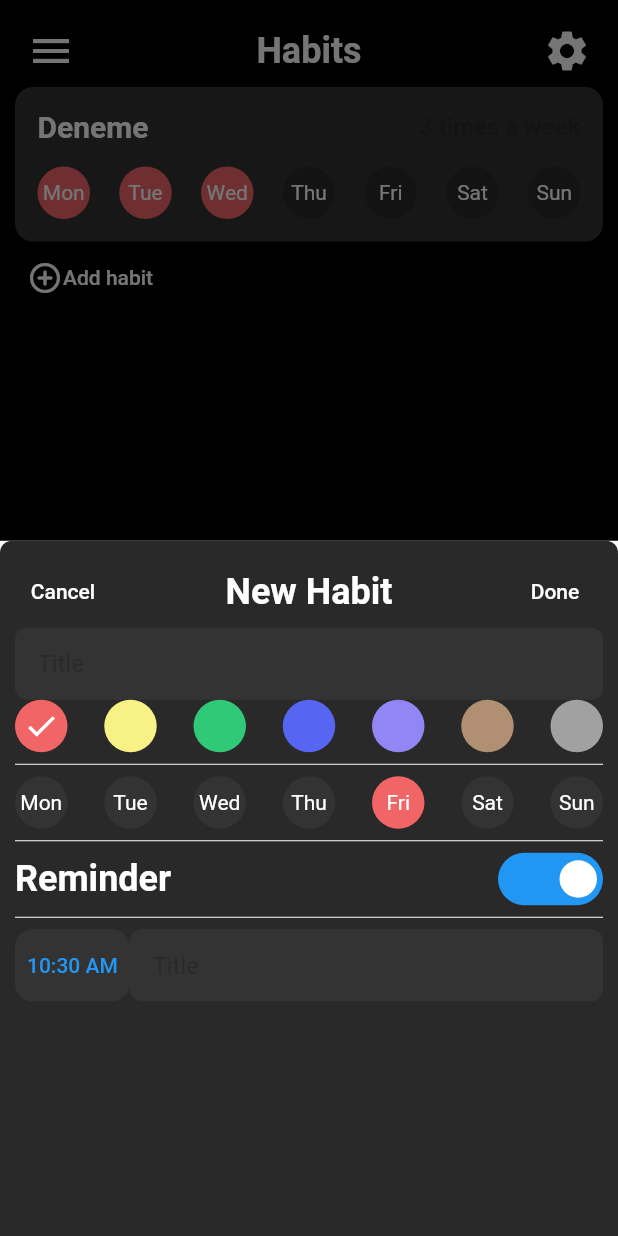
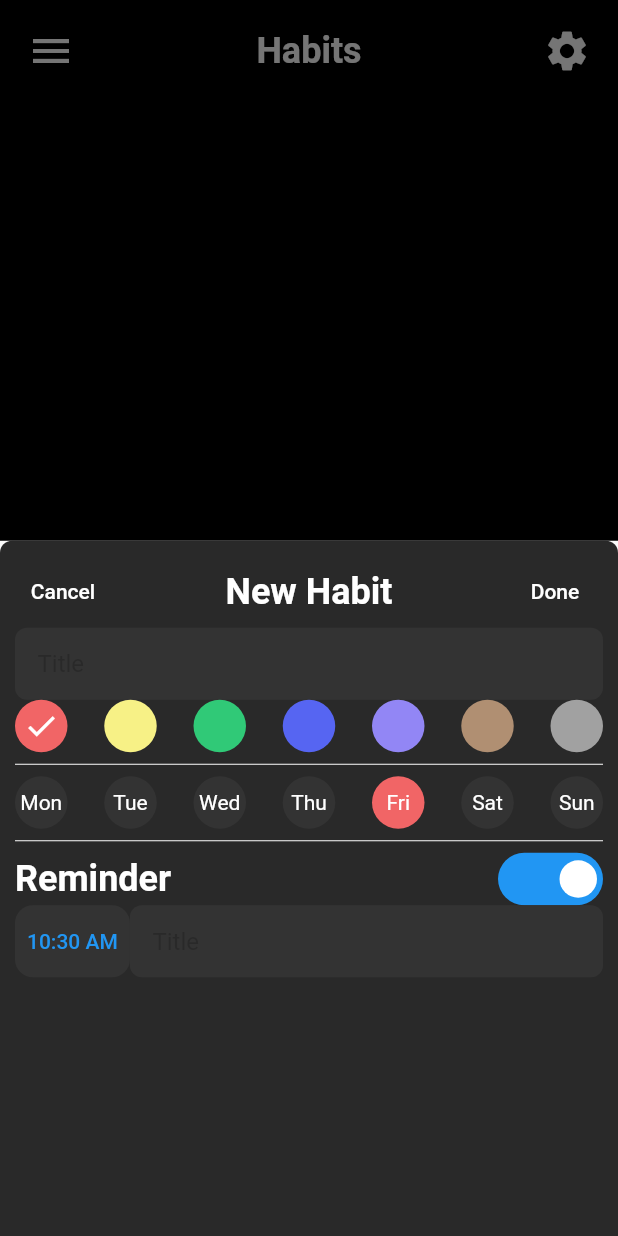
Before and after one commit to TolgaKT/haby, a Flutter app: the screen it shows after launch, after a tap on "Add habit", on a phone screen of 412 x 824 dp. Run offline on Flutter 3.47's test engine with Material 2 defaults, Android fonts, the phone set to English and light mode, and no system bars; drawn by our look-alikes of flutter_switch.

Commit message:
habit list

```diff
--- a/lib/components/day_picker.dart
+++ b/lib/components/day_picker.dart
@@ -2,7 +2,10 @@ import 'package:flutter/material.dart';
 import 'package:haby/constants.dart';
 
 class CustomDayPicker extends StatefulWidget {
-  const CustomDayPicker({Key? key}) : super(key: key);
+  final ValueChanged<List<int>> parentAction;
+
+  const CustomDayPicker({Key? key, required this.parentAction})
+      : super(key: key);
 
   @override
   _CustomDayPickerState createState() => _CustomDayPickerState();
@@ -18,7 +21,7 @@ class _CustomDayPickerState extends State<CustomDayPicker> {
     'Sat': 6,
     'Sun': 7
   };
-  List<int> selectedDays = [DateTime.now().weekday];
+  List<int> _selectedDays = [DateTime.now().weekday];
 
   @override
   Widget build(BuildContext context) {
@@ -27,13 +30,15 @@ class _CustomDayPickerState extends State<CustomDayPicker> {
         children: days.entries
             .map((e) => GestureDetector(
                   onTap: () {
-                    if (selectedDays.contains(e.value)) {
+                    if (_selectedDays.contains(e.value)) {
                       setState(() {
-                        selectedDays.remove(e.value);
+                        _selectedDays.remove(e.value);
+                        widget.parentAction(_selectedDays);
                       });
                     } else {
                       setState(() {
-                        selectedDays.add(e.value);
+                        _selectedDays.add(e.value);
+                        widget.parentAction(_selectedDays);
                       });
                     }
                   },
@@ -41,14 +46,14 @@ class _CustomDayPickerState extends State<CustomDayPicker> {
                     height: 35,
                     width: 35,
                     decoration: BoxDecoration(
-                        color: selectedDays.contains(e.value)
+                        color: _selectedDays.contains(e.value)
                             ? kColorMap['red']
                             : kHabitTileBackgroundColor,
                         shape: BoxShape.circle),
                     child: Center(
                         child: Text(
                       e.key,
-                      style: TextStyle(color: Colors.white),
+                      style: const TextStyle(color: Colors.white),
                     )),
                   ),
                 ))
--- a/lib/components/habit_adder.dart
+++ b/lib/components/habit_adder.dart
@@ -4,6 +4,8 @@ import 'package:haby/components/color_picker.dart';
 import 'package:haby/components/custom_text_field.dart';
 import 'package:haby/components/day_picker.dart';
 import 'package:haby/constants.dart';
+import 'package:haby/controllers/habit_controller.dart';
+import 'package:haby/model/class_models/habit_model.dart';
 
 class HabitAdder extends StatefulWidget {
   const HabitAdder({Key? key}) : super(key: key);
@@ -17,14 +19,20 @@ class _HabitAdderState extends State<HabitAdder> {
   final TextEditingController _titleController = TextEditingController();
   late FocusNode _textNode;
   final TextEditingController _textController = TextEditingController();
-  int _frequency = 1;
   bool _shouldRemind = true;
   TimeOfDay _selectedTime = TimeOfDay.now();
   String _selectedColor = 'red';
+  List<int> _selectedDays = [DateTime.now().weekday];
 
   void _updateColor(String newColor) {
     setState(() {
       _selectedColor = newColor;
+    });
+  }
+
+  void _updateSelectedDays(List<int> days) {
+    setState(() {
+      _selectedDays = days;
     });
   }
 
@@ -75,6 +83,17 @@ class _HabitAdderState extends State<HabitAdder> {
               ),
               TextButton(
                   onPressed: () {
+                    HabitController.addHabit(
+                        Habit(
+                            frequency: _selectedDays.length,
+                            habitColor: _selectedColor,
+                            habitDays: _selectedDays,
+                            habitName: _titleController.text,
+                            shouldRemind: _shouldRemind,
+                            reminderText: _textController.text,
+                            remindTime: _selectedTime,
+                            habitId: 1),
+                        context);
                     Navigator.pop(context);
                   },
                   child: const Text(
@@ -88,7 +107,9 @@ class _HabitAdderState extends State<HabitAdder> {
           const Divider(
             color: Colors.white,
           ),
-          const CustomDayPicker(),
+          CustomDayPicker(
+            parentAction: _updateSelectedDays,
+          ),
           const Divider(
             color: Colors.white,
           ),
@@ -108,9 +129,6 @@ class _HabitAdderState extends State<HabitAdder> {
                   })
             ],
           ),
-          const Divider(
-            color: Colors.white,
-          ),
           Row(
             children: [
               Container(
@@ -119,7 +137,7 @@ class _HabitAdderState extends State<HabitAdder> {
                     color: kHabitTileBackgroundColor),
                 child: TextButton(
                   child: Text(_selectedTime.format(context).toString()),
-                  onPressed: () {},
+                  onPressed: () async {},
                 ),
               ),
               Flexible(
--- /dev/null
+++ b/lib/components/habit_list.dart
@@ -0,0 +1,31 @@
+import 'package:flutter/material.dart';
+import 'package:haby/components/habit_tile.dart';
+import 'package:haby/model/class_data/habit_data.dart';
+import 'package:haby/model/class_models/habit_model.dart';
+import 'package:provider/provider.dart';
+
+class HabitList extends StatefulWidget {
+  const HabitList({Key? key}) : super(key: key);
+  @override
+  _HabitListState createState() => _HabitListState();
+}
+
+class _HabitListState extends State<HabitList> {
+  @override
+  Widget build(BuildContext context) {
+    return Consumer<HabitData>(
+      builder: (context, habitData, child) {
+        return ListView.builder(
+          shrinkWrap: true,
+          itemCount: habitData.habitCount,
+          itemBuilder: (context, index) {
+            Habit habit = habitData.habits[index];
+            return HabitTile(
+              habit: habit,
+            );
+          },
+        );
+      },
+    );
+  }
+}
--- a/lib/main.dart
+++ b/lib/main.dart
@@ -1,5 +1,8 @@
 import 'package:flutter/material.dart';
 import 'package:haby/views/habits_screen.dart';
+import 'package:provider/provider.dart';
+
+import 'model/class_data/habit_data.dart';
 
 void main() {
   runApp(const MyApp());
@@ -11,6 +14,10 @@ class MyApp extends StatelessWidget {
   // This widget is the root of your application.
   @override
   Widget build(BuildContext context) {
-    return const MaterialApp(home: HabitsScreen());
+    return MultiProvider(providers: [
+      ChangeNotifierProvider<HabitData>(
+        create: (context) => HabitData(),
+      ),
+    ], child: const MaterialApp(home: HabitsScreen()));
   }
 }
--- a/lib/views/habits_screen.dart
+++ b/lib/views/habits_screen.dart
@@ -1,12 +1,10 @@
 import 'package:flutter/material.dart';
 import 'package:haby/components/habit_adder.dart';
-import 'package:haby/components/habit_tile.dart';
+import 'package:haby/components/habit_list.dart';
 import 'package:haby/constants.dart';
-import 'package:haby/model/class_models/habit_model.dart';
 
 class HabitsScreen extends StatelessWidget {
   const HabitsScreen({Key? key}) : super(key: key);
-
   @override
   Widget build(BuildContext context) {
     return Scaffold(
@@ -16,7 +14,7 @@ class HabitsScreen extends StatelessWidget {
         padding: const EdgeInsets.all(10),
         child: Center(
           child: Column(
-            crossAxisAlignment: CrossAxisAlignment.center,
+            crossAxisAlignment: CrossAxisAlignment.end,
             children: [
               Row(
                 mainAxisAlignment: MainAxisAlignment.spaceBetween,
@@ -41,18 +39,12 @@ class HabitsScreen extends StatelessWidget {
                       ))
                 ],
               ),
-              HabitTile(
-                habit: Habit(
-                    habitColor: 'red',
-                    habitDays: [1, 2, 3],
-                    habitId: 1,
-                    habitName: 'Deneme',
-                    shouldRemind: false,
-                    reminderText: 'asd',
-                    remindTime: TimeOfDay.now(),
-                    frequency: [1, 2, 3].length),
+              const Expanded(
+                child: HabitList(),
               ),
-              TextButton(
+              SizedBox(
+                width: 120,
+                child: TextButton(
                     onPressed: () {
                       showModalBottomSheet(
                           context: context,
@@ -71,7 +63,8 @@ class HabitsScreen extends StatelessWidget {
                           style: kButtonTextStyle,
                         )
                       ],
-                  ))
+                    )),
+              )
             ],
           ),
         ),
```
Lines whose indentation alone changed are shown as unchanged.
